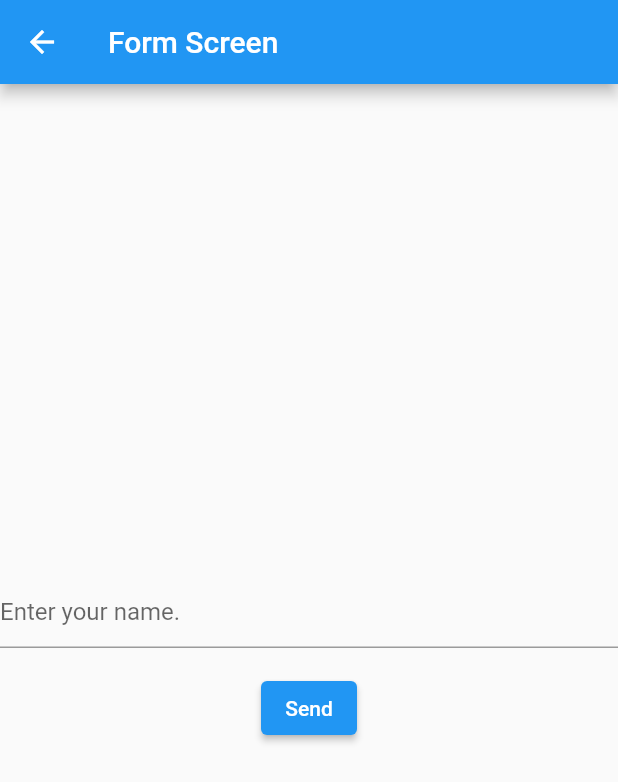
After one commit to lintangprayogo/Latihan-Flutter-Nav-2_0, a Flutter app: the screen it shows after launch, after a tap on the "quiz" icon, on a phone screen of 412 x 824 dp. The commit adds this screen. Shown: the top 782 px of the screen. Run offline on Flutter 3.47's test engine with Material 2 defaults, Android fonts, the phone set to English and light mode, and no system bars.

Commit message:
Latihan Mengembalikan Data dari Halaman Baru

```diff
--- a/lib/main.dart
+++ b/lib/main.dart
@@ -1,5 +1,7 @@
 import 'package:flutter/material.dart';
+import 'package:latihan_navigation_version_dua/routes/page_manager.dart';
 import 'package:latihan_navigation_version_dua/routes/router_delegate.dart';
+import 'package:provider/provider.dart';
 
 void main() {
   runApp(const QuotesApp());
@@ -23,11 +25,14 @@ class _QuotesAppState extends State<QuotesApp> {
 
   @override
   Widget build(BuildContext context) {
-    return MaterialApp(
-        title: 'Quotes App',
-        home: Router(
-          routerDelegate: myRouterDelegate,
-          backButtonDispatcher: RootBackButtonDispatcher(),
-        ));
+    return ChangeNotifierProvider(
+      create: (context) => PageManager(),
+      child: MaterialApp(
+          title: 'Quotes App',
+          home: Router(
+            routerDelegate: myRouterDelegate,
+            backButtonDispatcher: RootBackButtonDispatcher(),
+          )),
+    );
   }
 }
--- /dev/null
+++ b/lib/routes/page_manager.dart
@@ -0,0 +1,16 @@
+import 'dart:async';
+
+import 'package:flutter/material.dart';
+
+class PageManager extends ChangeNotifier {
+  late Completer<String> _completer;
+
+  Future<String> waitForResult() async {
+    _completer = Completer();
+    return _completer.future;
+  }
+
+  void returnData(String value) {
+    _completer.complete(value);
+  }
+}
--- a/lib/routes/router_delegate.dart
+++ b/lib/routes/router_delegate.dart
@@ -1,5 +1,6 @@
 import 'package:flutter/material.dart';
 import 'package:latihan_navigation_version_dua/model/qoute.dart';
+import 'package:latihan_navigation_version_dua/screen/form_screen.dart';
 import 'package:latihan_navigation_version_dua/screen/qoute_detail_screen.dart';
 import 'package:latihan_navigation_version_dua/screen/qoute_list_screen.dart';
 
@@ -9,6 +10,7 @@ class MyRouterDelegate extends RouterDelegate
 
   MyRouterDelegate() : _navigatorKey = GlobalKey<NavigatorState>();
   String? selectedQuote;
+  bool isForm = false;
 
   @override
   Widget build(BuildContext context) {
@@ -23,13 +25,22 @@ class MyRouterDelegate extends RouterDelegate
                 selectedQuote = id;
                 notifyListeners();
               },
+              toFormScreen: () {
+                isForm = true;
+                notifyListeners();
+              },
             )),
         if (selectedQuote != null)
           MaterialPage(
               key: ValueKey("QuoteDetailsPage-$selectedQuote"),
               child: QuoteDetailsScreen(
                 quoteId: selectedQuote!,
-              ))
+              )),
+        if (isForm)
+          MaterialPage(child: FormScreen(onSend: () {
+            isForm = false;
+            notifyListeners();
+          }))
       ],
       onPopPage: (route, result) {
         final didPop = route.didPop(result);
@@ -37,6 +48,8 @@ class MyRouterDelegate extends RouterDelegate
           return false;
         }
         selectedQuote = null;
+        isForm = false;
+
         notifyListeners();
         return true;
       },
--- /dev/null
+++ b/lib/screen/form_screen.dart
@@ -0,0 +1,48 @@
+import 'package:flutter/material.dart';
+import 'package:latihan_navigation_version_dua/routes/page_manager.dart';
+import 'package:provider/provider.dart';
+
+class FormScreen extends StatefulWidget {
+  final Function onSend;
+
+  const FormScreen({
+    super.key,
+    required this.onSend,
+  });
+
+  @override
+  State<FormScreen> createState() => _FormScreenState();
+}
+
+class _FormScreenState extends State<FormScreen> {
+  final _textController = TextEditingController();
+  @override
+  Widget build(BuildContext context) {
+    return Scaffold(
+      appBar: AppBar(
+        title: const Text("Form Screen"),
+      ),
+      body: Center(
+        child: Column(
+          mainAxisAlignment: MainAxisAlignment.center,
+          children: [
+            TextField(
+              controller: _textController,
+              decoration: const InputDecoration(
+                hintText: "Enter your name.",
+              ),
+            ),
+            const SizedBox(height: 16),
+            ElevatedButton(
+              onPressed: () {
+                widget.onSend();
+                context.read<PageManager>().returnData(_textController.text);
+              },
+              child: const Text("Send"),
+            ),
+          ],
+        ),
+      ),
+    );
+  }
+}
--- a/lib/screen/qoute_list_screen.dart
+++ b/lib/screen/qoute_list_screen.dart
@@ -1,12 +1,18 @@
 import 'package:flutter/material.dart';
 import 'package:latihan_navigation_version_dua/model/qoute.dart';
+import 'package:latihan_navigation_version_dua/routes/page_manager.dart';
+import 'package:provider/provider.dart';
 
 class QuotesListScreen extends StatelessWidget {
   final List<Quote> quotes;
   final Function(String) onTapped;
+  final Function() toFormScreen;
 
   const QuotesListScreen(
-      {Key? key, required this.quotes, required this.onTapped})
+      {Key? key,
+      required this.quotes,
+      required this.onTapped,
+      required this.toFormScreen})
       : super(key: key);
 
   @override
@@ -14,6 +20,21 @@ class QuotesListScreen extends StatelessWidget {
     return Scaffold(
       appBar: AppBar(
         title: const Text("Quotes App"),
+        actions: [
+          IconButton(
+            onPressed: () async {
+              final scaffoldMessengerState = ScaffoldMessenger.of(context);
+              final pageManager = context.read<PageManager>();
+              toFormScreen();
+              final dataString = await pageManager.waitForResult();
+
+              scaffoldMessengerState.showSnackBar(
+                SnackBar(content: Text("My name is $dataString")),
+              );
+            },
+            icon: const Icon(Icons.quiz),
+          ),
+        ],
       ),
       body: ListView(
         children: [
```
Also changed, not shown: pubspec.yaml (+3 -17 lines), pubspec.lock, 1 other file.
